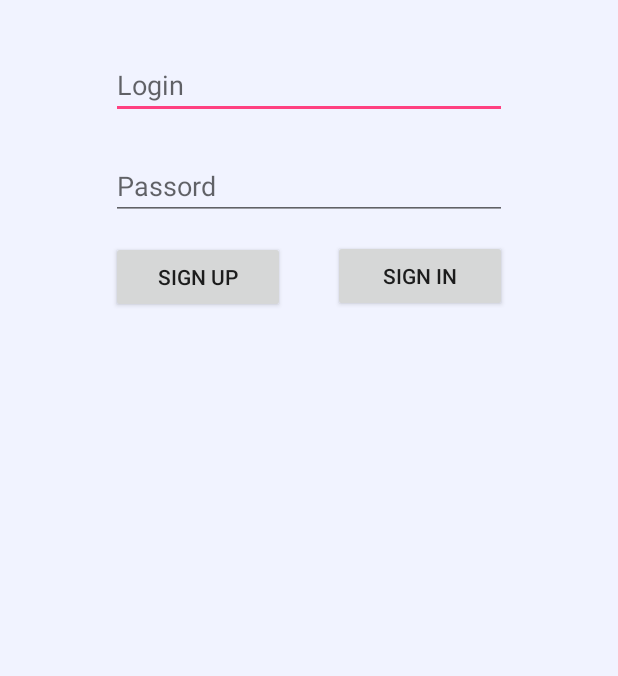
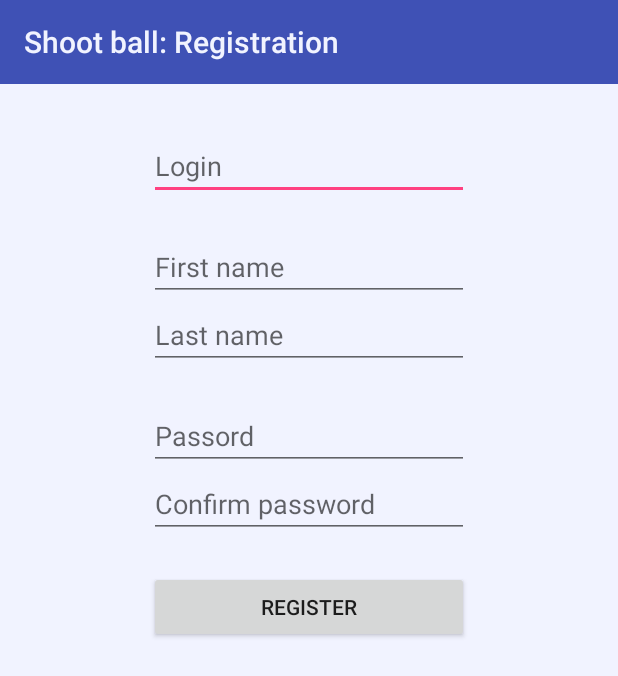
Before and after one commit to rmnvalera/AndroidShooter, an Android app: the screen it shows after launch (MainActivity before the commit, RegistrationActivity after it), after a tap on "SIGN UP", on a phone screen of 412 x 824 dp. Shown: the top 676 px of the screen. Run offline under Robolectric (Android 15) with nearby library versions, the phone set to English and light mode, and no system bars; our stand-ins replace Firebase (no records; nobody signed in at launch, a user with empty details on screens opened directly).

Commit message:
add layout registration

```diff
--- a/app/src/main/AndroidManifest.xml
+++ b/app/src/main/AndroidManifest.xml
@@ -4,7 +4,7 @@
 
     <uses-permission android:name="android.permission.REQUEST_INSTALL_PACKAGES" />
     <uses-permission android:name="android.permission.CAMERA" />
-    <uses-permission android:name="android.permission.VIBRATE"/>
+    <uses-permission android:name="android.permission.VIBRATE" />
     <uses-permission android:name="android.permission.WRITE_EXTERNAL_STORAGE" />
 
     <uses-feature
@@ -18,7 +18,6 @@
         android:roundIcon="@mipmap/ic_launcher_round"
         android:supportsRtl="true"
         android:theme="@style/AppTheme">
-        <service android:name=".VibrateService"/>
         <activity android:name=".Ball3Activity">
 
         </activity>
@@ -29,6 +28,9 @@
                 <category android:name="android.intent.category.LAUNCHER" />
             </intent-filter>
         </activity>
+        <activity android:name=".RegistrationActivity">
+
+        </activity>
     </application>
 
 </manifest>
--- a/app/src/main/java/com/example/roman/ball3activityv3/MainActivity.java
+++ b/app/src/main/java/com/example/roman/ball3activityv3/MainActivity.java
@@ -74,6 +74,10 @@ public class MainActivity extends AppCompatActivity implements View.OnClickListe
     @Override
     public void onClick(View view) {
         String login;
+        if(view.getId() == R.id.btSignUp){
+            goToBallRegistration();
+            //registration(login, ETpassword.getText().toString());
+        }
         if(!Objects.equals(ETemail.getText().toString(), "") && !Objects.equals(ETpassword.getText().toString(), "")){
             login = ETemail.getText().toString();
             if(!login.contains("@")){
@@ -83,14 +87,11 @@ public class MainActivity extends AppCompatActivity implements View.OnClickListe
             if(view.getId() == R.id.btSignIn ){
                 signing(login, ETpassword.getText().toString());
                 //keyboard clouse
-//                InputMethodManager imm = (InputMethodManager) getSystemService(Context.INPUT_METHOD_SERVICE);
-//                imm.hideSoftInputFromWindow(getCurrentFocus().getWindowToken(), InputMethodManager.HIDE_NOT_ALWAYS);
-                goToBallActivity();
+                InputMethodManager imm = (InputMethodManager) getSystemService(Context.INPUT_METHOD_SERVICE);
+                imm.hideSoftInputFromWindow(getCurrentFocus().getWindowToken(), InputMethodManager.HIDE_NOT_ALWAYS);
+//                goToBallActivity();
 
-            }else if(view.getId() == R.id.btSignUp){
-                registration(login, ETpassword.getText().toString());
-            }
-        }else{
+            }else
             Toast.makeText(MainActivity.this, "Login or Password is not filled!", Toast.LENGTH_SHORT).show();
         }
 
@@ -108,8 +109,9 @@ public class MainActivity extends AppCompatActivity implements View.OnClickListe
                             Toast.makeText(MainActivity.this, "Authorization successful!", Toast.LENGTH_SHORT).show();
                             if(user != null){
                                 if (hasPermissions()){
-                                    Intent intent = new Intent(MainActivity.this, Ball3Activity.class);
-                                    startActivity(intent);
+//                                    Intent intent = new Intent(MainActivity.this, Ball3Activity.class);
+//                                    startActivity(intent);
+                                    goToBallActivity();
                                 }
                                 else {
                                     //our app doesn't have permissions, So i m requesting permissions.
@@ -255,7 +257,16 @@ public class MainActivity extends AppCompatActivity implements View.OnClickListe
     }
 
     private void goToBallActivity(){
-        InputMethodManager imm = (InputMethodManager) getSystemService(Context.INPUT_METHOD_SERVICE);
-        imm.hideSoftInputFromWindow(getCurrentFocus().getWindowToken(), InputMethodManager.HIDE_NOT_ALWAYS);
+//        InputMethodManager imm = (InputMethodManager) getSystemService(Context.INPUT_METHOD_SERVICE);
+//        imm.hideSoftInputFromWindow(getCurrentFocus().getWindowToken(), InputMethodManager.HIDE_NOT_ALWAYS);
+        Intent intent = new Intent(MainActivity.this, Ball3Activity.class);
+        startActivity(intent);
+    }
+
+    private void goToBallRegistration(){
+//        InputMethodManager imm = (InputMethodManager) getSystemService(Context.INPUT_METHOD_SERVICE);
+//        imm.hideSoftInputFromWindow(getCurrentFocus().getWindowToken(), InputMethodManager.HIDE_NOT_ALWAYS);
+        Intent intent = new Intent(MainActivity.this, RegistrationActivity.class);
+        startActivity(intent);
     }
 }
--- /dev/null
+++ b/app/src/main/java/com/example/roman/ball3activityv3/RegistrationActivity.java
@@ -0,0 +1,147 @@
+package com.example.roman.ball3activityv3;
+
+import android.content.Intent;
+import android.support.annotation.NonNull;
+import android.support.v7.app.AppCompatActivity;
+import android.os.Bundle;
+import android.support.v7.widget.Toolbar;
+import android.view.View;
+import android.widget.Button;
+import android.widget.EditText;
+import android.widget.Toast;
+
+import com.google.android.gms.tasks.OnCompleteListener;
+import com.google.android.gms.tasks.Task;
+import com.google.firebase.auth.AuthResult;
+import com.google.firebase.auth.FirebaseAuth;
+import com.google.firebase.auth.FirebaseUser;
+import com.google.firebase.database.DatabaseReference;
+import com.google.firebase.database.FirebaseDatabase;
+
+import java.util.Objects;
+
+public class RegistrationActivity extends AppCompatActivity {
+
+    private FirebaseAuth mAuth;
+    private DatabaseReference myRef;
+
+    private EditText emailEdit;
+    private EditText firstNameEdit;
+    private EditText lastNameEdit;
+
+    private EditText passEdit;
+    private EditText passConfirmEdit;
+
+    private Button btRegistration;
+
+    @Override
+    protected void onCreate(Bundle savedInstanceState) {
+        super.onCreate(savedInstanceState);
+        setContentView(R.layout.activity_registration);
+
+        mAuth = FirebaseAuth.getInstance();
+
+        emailEdit = (EditText)findViewById(R.id.editLoginReg);
+        firstNameEdit = (EditText)findViewById(R.id.editFirstNameReg);
+        lastNameEdit = (EditText)findViewById(R.id.editLastNameReg);
+        passEdit = (EditText)findViewById(R.id.editPassReg);
+        passConfirmEdit = (EditText)findViewById(R.id.editPassConfirmReg);
+        btRegistration = (Button)findViewById(R.id.RegisterReg);
+
+        myRef = FirebaseDatabase.getInstance().getReference();
+
+        //toolbar button back
+//        Toolbar toolbar = (Toolbar) findViewById(R.id.toolbar);
+//        toolbar.setNavigationOnClickListener(new View.OnClickListener() {
+//            @Override
+//            public void onClick(View v) {
+//                // back button pressed
+//                Intent intent = new Intent(RegistrationActivity.this, MainActivity.class);
+//                startActivity(intent);
+//            }
+//        });
+
+
+    }
+
+    public void registration(String email, String password){
+        mAuth.createUserWithEmailAndPassword(email, password)
+                .addOnCompleteListener(this, new OnCompleteListener<AuthResult>() {
+                    @Override
+                    public void onComplete(@NonNull Task<AuthResult> task) {
+                        if (task.isSuccessful()) {
+                            // Sign in success, update UI with the signed-in user's information
+//                            Log.d(TAG, "createUserWithEmail:success");
+//                            FirebaseUser user = mAuth.getCurrentUser();
+                            String login = emailEdit.getText().toString();
+                            if (!login.contains("@")) {
+                                login = emailEdit.getText().toString() + "@Ball.com";
+                            }
+
+                            mAuth.signInWithEmailAndPassword(login, passEdit.getText().toString());
+                            FirebaseUser user = mAuth.getInstance().getCurrentUser();
+                            myRef.child(user.getUid()).child("/FirstName").setValue(firstNameEdit.getText().toString());
+                            myRef.child(user.getUid()).child("/LastName").setValue(lastNameEdit.getText().toString());
+                            mAuth.signOut();
+
+                            Toast.makeText(RegistrationActivity.this, "Create Users successful!", Toast.LENGTH_SHORT).show();
+                            Intent intent = new Intent(RegistrationActivity.this, MainActivity.class);
+                            startActivity(intent);
+                        } else {
+                            // If sign in fails, display a message to the user.
+//                            Log.w(TAG, "createUserWithEmail:failure", task.getException());
+                            Toast.makeText(RegistrationActivity.this, "Authentication failed.",
+                                    Toast.LENGTH_SHORT).show();
+                        }
+                    }
+                });
+    }
+
+//    public void signing(String email, String password){
+//        mAuth.signInWithEmailAndPassword(email, password)
+//                .addOnCompleteListener(this, new OnCompleteListener<AuthResult>() {
+//                    @Override
+//                    public void onComplete(@NonNull Task<AuthResult> task) {
+//                        if (task.isSuccessful()) {
+//                            // Sign in success, update UI with the signed-in user's information
+//                            FirebaseUser user = mAuth.getCurrentUser();
+////                            Toast.makeText(MainActivity.this, "Authorization successful!", Toast.LENGTH_SHORT).show();
+//                            if(user != null){
+////                                myRef.child(user.getUid()).child("/").setValue(userName);
+//                            }
+//                        } else {
+//                            // If sign in fails, display a message to the user.
+//                        }
+//                    }
+//                });
+//    }
+
+    public void onClickRegistration(View view){
+        String login;
+            login = emailEdit.getText().toString();
+            if (!login.contains("@")) {
+                login = emailEdit.getText().toString() + "@Ball.com";
+            }
+            if (Objects.equals(emailEdit.getText().toString(), "")) {
+                Toast.makeText(RegistrationActivity.this, "Email failed", Toast.LENGTH_SHORT).show();
+            } else {
+                if (Objects.equals(firstNameEdit.getText().toString(), "") || Objects.equals(lastNameEdit.getText().toString(), "")) {
+                    Toast.makeText(RegistrationActivity.this, "fill in the name and surname", Toast.LENGTH_SHORT).show();
+                }else {
+                    if (passEdit.getText().length() < 6) {
+                        Toast.makeText(RegistrationActivity.this, "Password is less than six characters", Toast.LENGTH_SHORT).show();
+                    }else {
+                        if (!Objects.equals(passEdit.getText().toString(), passConfirmEdit.getText().toString())) {
+                            Toast.makeText(RegistrationActivity.this, "Passwords do not match", Toast.LENGTH_SHORT).show();
+                        }else {
+                            registration(login, passEdit.getText().toString());
+                        }
+                    }
+
+
+                }
+
+            }
+
+    }
+}
--- /dev/null
+++ b/app/src/main/res/layout/activity_registration.xml
@@ -0,0 +1,109 @@
+<?xml version="1.0" encoding="utf-8"?>
+<android.support.constraint.ConstraintLayout xmlns:android="http://schemas.android.com/apk/res/android"
+    xmlns:app="http://schemas.android.com/apk/res-auto"
+    xmlns:tools="http://schemas.android.com/tools"
+    android:layout_width="match_parent"
+    android:layout_height="match_parent"
+    android:background="@color/background"
+    tools:context="com.example.roman.ball3activityv3.RegistrationActivity">
+
+
+    <android.support.v7.widget.Toolbar
+        android:id="@+id/toolbarRegistr"
+        android:layout_width="0dp"
+        android:layout_height="wrap_content"
+        android:background="?attr/colorPrimary"
+        android:minHeight="?attr/actionBarSize"
+        android:theme="?attr/actionBarTheme"
+        app:layout_constraintEnd_toEndOf="parent"
+        app:layout_constraintHorizontal_bias="1.0"
+        app:layout_constraintStart_toStartOf="parent"
+        app:layout_constraintTop_toTopOf="parent"
+        app:title="@string/regisration"
+        app:titleTextColor="@color/background" />
+
+    <EditText
+        android:id="@+id/editLoginReg"
+        android:layout_width="wrap_content"
+        android:layout_height="wrap_content"
+        android:layout_marginEnd="32dp"
+        android:layout_marginStart="32dp"
+        android:layout_marginTop="32dp"
+        android:ems="10"
+        android:hint="@string/login"
+        android:inputType="textPersonName"
+        android:textAlignment="viewStart"
+        app:layout_constraintEnd_toEndOf="parent"
+        app:layout_constraintStart_toStartOf="parent"
+        app:layout_constraintTop_toBottomOf="@+id/toolbarRegistr" />
+
+    <EditText
+        android:id="@+id/editFirstNameReg"
+        android:layout_width="0dp"
+        android:layout_height="wrap_content"
+        android:layout_marginTop="22dp"
+        android:ems="10"
+        android:inputType="textPersonName"
+        android:hint="@string/firstName"
+        app:layout_constraintEnd_toEndOf="@+id/editLoginReg"
+        app:layout_constraintStart_toStartOf="@+id/editLoginReg"
+        app:layout_constraintTop_toBottomOf="@+id/editLoginReg"
+        android:singleLine="true"
+        />
+
+    <EditText
+        android:id="@+id/editLastNameReg"
+        android:layout_width="0dp"
+        android:layout_height="wrap_content"
+        android:ems="10"
+        android:inputType="textPersonName"
+        android:hint="@string/lastName"
+        app:layout_constraintEnd_toEndOf="@+id/editFirstNameReg"
+        app:layout_constraintStart_toStartOf="@+id/editFirstNameReg"
+        app:layout_constraintTop_toBottomOf="@+id/editFirstNameReg"
+        android:singleLine="true"
+        />
+
+    <EditText
+        android:id="@+id/editPassReg"
+        android:layout_width="0dp"
+        android:layout_height="wrap_content"
+        android:layout_marginTop="22dp"
+        android:ems="10"
+        android:hint="@string/passord"
+        android:inputType="textPersonName|textPassword"
+        android:password="true"
+        android:singleLine="false"
+        app:layout_constraintEnd_toEndOf="@+id/editLastNameReg"
+        app:layout_constraintStart_toStartOf="@+id/editLastNameReg"
+        app:layout_constraintTop_toBottomOf="@+id/editLastNameReg" />
+
+    <EditText
+        android:id="@+id/editPassConfirmReg"
+        android:layout_width="0dp"
+        android:layout_height="wrap_content"
+        android:ems="10"
+        android:inputType="textPersonName"
+        android:password="true"
+        android:hint="@string/confirmPassord"
+        app:layout_constraintEnd_toEndOf="@+id/editPassReg"
+        app:layout_constraintStart_toStartOf="@+id/editPassReg"
+        app:layout_constraintTop_toBottomOf="@+id/editPassReg"
+        android:singleLine="true"
+        />
+
+    <Button
+        android:id="@+id/RegisterReg"
+        android:layout_width="0dp"
+        android:layout_height="wrap_content"
+        android:layout_marginTop="22dp"
+        android:text="Register"
+        android:onClick="onClickRegistration"
+        tools:layout_editor_absoluteX="72dp"
+        tools:layout_editor_absoluteY="421dp"
+        app:layout_constraintEnd_toEndOf="@+id/editPassConfirmReg"
+        app:layout_constraintStart_toStartOf="@+id/editPassConfirmReg"
+        app:layout_constraintTop_toBottomOf="@+id/editPassConfirmReg"/>
+
+
+</android.support.constraint.ConstraintLayout>
--- a/app/src/main/res/values/strings.xml
+++ b/app/src/main/res/values/strings.xml
@@ -1,6 +1,10 @@
 <resources>
     <string name="app_name">Shoot ball</string>
+    <string name="regisration">Shoot ball: Registration</string>
     <string name="passord">Passord</string>
+    <string name="confirmPassord">Confirm password</string>
     <string name="login">Login</string>
+    <string name="firstName">First name</string>
+    <string name="lastName">Last name</string>
     <string name="hit_the_target">Hit the target: 0</string>
 </resources>
--- a/app/src/main/res/values/styles.xml
+++ b/app/src/main/res/values/styles.xml
@@ -1,6 +1,6 @@
 <resources>
 
-    <!-- Base application theme. -->
+     <!--Base application theme. -->
     <style name="AppTheme" parent="Theme.AppCompat.DayNight.NoActionBar">
         <!-- Customize your theme here. -->
         <item name="colorPrimary">@color/colorPrimary</item>
```
Also changed, not shown: app/src/main/java/com/example/roman/ball3activityv3/Ball3Activity.java (+13 -1 lines), app/src/main/res/layout/activity_main.xml (+19 -3 lines).
